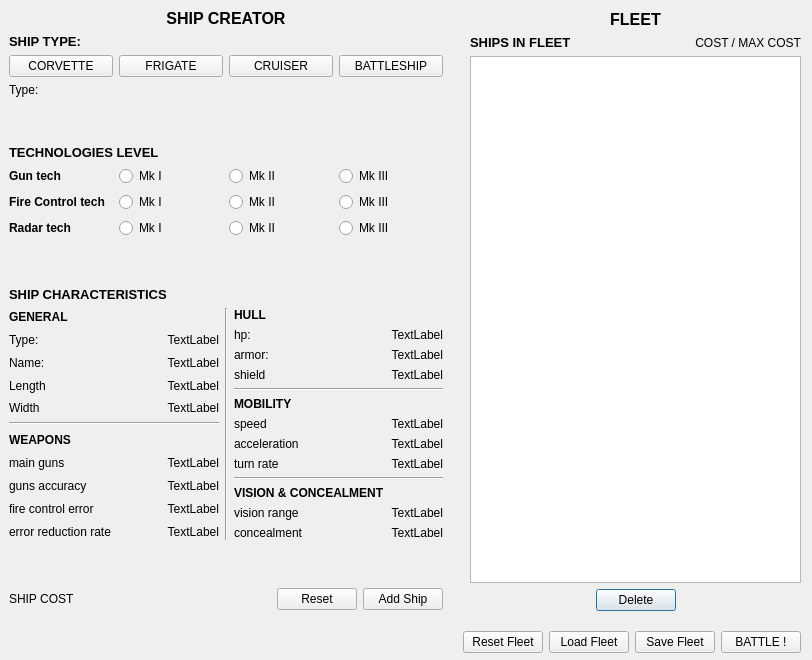
First picture: the form in resources/ui/addShip.ui, repository GregRL94/TF301, before the edit.
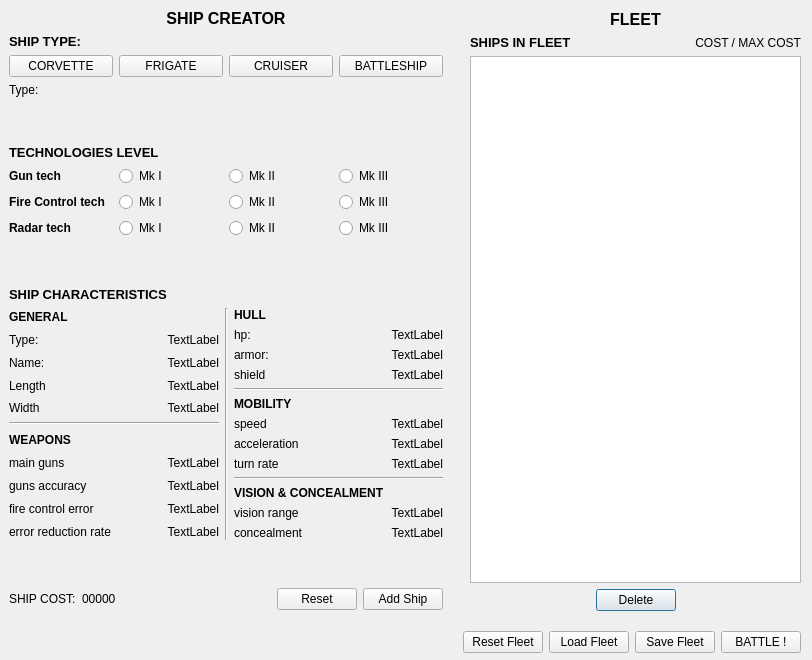
Second picture: the form after the edit.

Commit message: Added a cost label to display the current cost of the current ship being created.

What changed in the file:
```diff
--- a/resources/ui/addShip.ui
+++ b/resources/ui/addShip.ui
@@ -262,9 +262,18 @@
       </item>
       <item>
        <widget class="QLabel" name="cur_type_lbl">
+        <property name="maximumSize">
+         <size>
+          <width>430</width>
+          <height>16777215</height>
+         </size>
+        </property>
         <property name="text">
          <string>Type:</string>
         </property>
+        <property name="textFormat">
+         <enum>Qt::PlainText</enum>
+        </property>
        </widget>
       </item>
      </layout>
@@ -896,7 +905,14 @@
       <item>
        <widget class="QLabel" name="ship_cost_lbl">
         <property name="text">
-         <string>SHIP COST</string>
+         <string>SHIP COST:</string>
+        </property>
+       </widget>
+      </item>
+      <item>
+       <widget class="QLabel" name="ship_cost">
+        <property name="text">
+         <string>00000</string>
         </property>
        </widget>
       </item>
```
